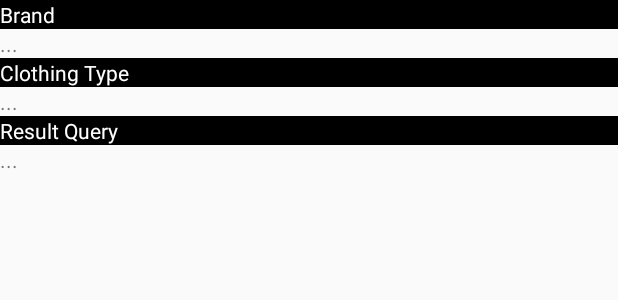
After one commit to mowbell/rokk3rlabs-android-test, an Android app: the layout brands_result_item.xml on its own in the app's theme, with its tools: preview values and no code run, on a phone screen of 412 x 824 dp. The commit adds this screen. Shown: the top 300 px of the screen. Run offline under Robolectric (Android 15) with nearby library versions, the phone set to English and light mode, and no system bars.

Commit message:
Adapters y View

```diff
--- /dev/null
+++ b/app/src/main/res/layout/brands_result_item.xml
@@ -0,0 +1,53 @@
+<?xml version="1.0" encoding="utf-8"?>
+<LinearLayout xmlns:android="http://schemas.android.com/apk/res/android"
+    android:orientation="vertical" android:layout_width="match_parent"
+    android:layout_height="wrap_content">
+
+    <TextView
+        android:layout_width="match_parent"
+        android:layout_height="wrap_content"
+        android:text="Brand"
+        android:id="@+id/textView2"
+        android:layout_gravity="center_horizontal"
+        android:background="@android:color/black"
+        android:textColor="@android:color/white" />
+
+    <TextView
+        android:layout_width="match_parent"
+        android:layout_height="wrap_content"
+        android:text="..."
+        android:id="@+id/textViewBrand"
+        android:layout_gravity="center_horizontal" />
+
+    <TextView
+        android:layout_width="match_parent"
+        android:layout_height="wrap_content"
+        android:text="Clothing Type"
+        android:id="@+id/textView3"
+        android:background="@android:color/black"
+        android:textColor="@android:color/white"
+        android:layout_gravity="center_horizontal" />
+
+    <TextView
+        android:layout_width="match_parent"
+        android:layout_height="wrap_content"
+        android:text="..."
+        android:id="@+id/textViewClothing"
+        android:layout_gravity="center_horizontal" />
+
+    <TextView
+        android:layout_width="match_parent"
+        android:layout_height="wrap_content"
+        android:text="Result Query"
+        android:id="@+id/textView4"
+        android:background="@android:color/black"
+        android:textColor="@android:color/white"
+        android:layout_gravity="center_horizontal" />
+
+    <TextView
+        android:layout_width="match_parent"
+        android:layout_height="wrap_content"
+        android:text="..."
+        android:id="@+id/textViewResultQuery"
+        android:layout_gravity="center_horizontal" />
+</LinearLayout>
```
Also changed, not shown: app/src/main/java/com/rokk3rlabs/rockkerlabsbrandssearch/MainActivity.java (+14 -11 lines), app/src/main/java/com/rokk3rlabs/rockkerlabsbrandssearch/adapters/Rokk3rBrandsAddapter.java (added, +53 -0 lines), app/src/main/java/com/rokk3rlabs/rockkerlabsbrandssearch/database/AppDatabaseTable.java (+10 -3 lines), app/src/main/res/layout/activity_main.xml (+0 -8 lines), app/src/main/res/layout/content_main.xml (+8 -2 lines).
